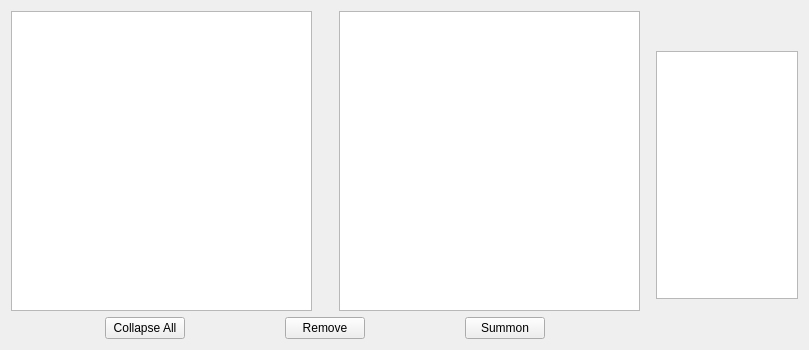
Qt form src/forms/maintab_chars.ui (cbnolok/Leviathan) before a commit.
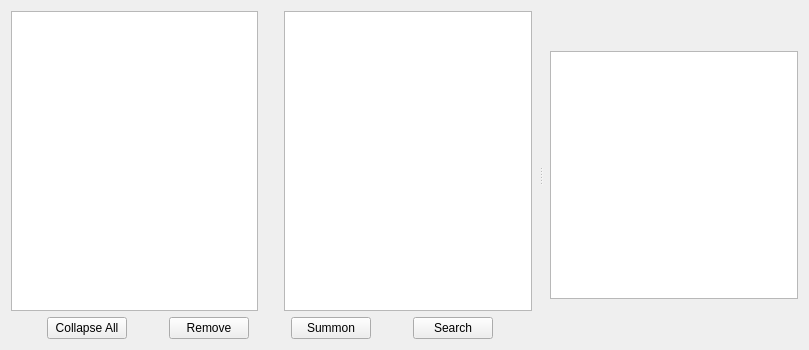
The same form after that commit.

Commit message: Updated version: 0.1.2. Added search function for items and characters. Lots of bugfixes and performance improvements in some situations. Better error logging for art/animation lookup. Enabled automatic deployment.

```diff
--- a/src/forms/maintab_chars.ui
+++ b/src/forms/maintab_chars.ui
@@ -13,88 +13,22 @@
   <property name="windowTitle">
    <string>Form</string>
   </property>
-  <layout class="QVBoxLayout" name="verticalLayout_2">
+  <layout class="QHBoxLayout" name="horizontalLayout_2">
    <item>
-    <layout class="QGridLayout" name="gridLayout" columnstretch="20,1,4">
-     <item row="0" column="2">
-      <layout class="QVBoxLayout" name="verticalLayout_img">
+    <layout class="QHBoxLayout" name="horizontalLayout">
        <item>
-        <spacer name="verticalSpacer">
-         <property name="orientation">
-          <enum>Qt::Vertical</enum>
-         </property>
-         <property name="sizeType">
-          <enum>QSizePolicy::Minimum</enum>
-         </property>
-         <property name="sizeHint" stdset="0">
-          <size>
-           <width>20</width>
-           <height>40</height>
-          </size>
-         </property>
-        </spacer>
-       </item>
-       <item>
-        <widget class="QGraphicsView" name="graphicsView">
+      <widget class="QSplitter" name="splitter_img_lists">
          <property name="sizePolicy">
-          <sizepolicy hsizetype="Expanding" vsizetype="Expanding">
+        <sizepolicy hsizetype="Expanding" vsizetype="Minimum">
            <horstretch>0</horstretch>
            <verstretch>0</verstretch>
           </sizepolicy>
          </property>
-         <property name="minimumSize">
-          <size>
-           <width>142</width>
-           <height>128</height>
-          </size>
-         </property>
-         <property name="acceptDrops">
-          <bool>false</bool>
-         </property>
-         <property name="interactive">
-          <bool>false</bool>
-         </property>
-         <property name="resizeAnchor">
-          <enum>QGraphicsView::AnchorUnderMouse</enum>
-         </property>
-        </widget>
-       </item>
-       <item>
-        <spacer name="verticalSpacer_2">
          <property name="orientation">
-          <enum>Qt::Vertical</enum>
-         </property>
-         <property name="sizeType">
-          <enum>QSizePolicy::Minimum</enum>
-         </property>
-         <property name="sizeHint" stdset="0">
-          <size>
-           <width>20</width>
-           <height>40</height>
-          </size>
-         </property>
-        </spacer>
-       </item>
-      </layout>
-     </item>
-     <item row="0" column="0">
-      <layout class="QGridLayout" name="gridLayout_lists">
-       <item row="0" column="0">
-        <widget class="QTreeView" name="treeView_organizer">
-         <property name="editTriggers">
-          <set>QAbstractItemView::NoEditTriggers</set>
-         </property>
-         <attribute name="headerVisible">
-          <bool>false</bool>
-         </attribute>
-         <attribute name="headerDefaultSectionSize">
-          <number>18</number>
-         </attribute>
-         <attribute name="headerMinimumSectionSize">
-          <number>18</number>
-         </attribute>
-        </widget>
-       </item>
+        <enum>Qt::Horizontal</enum>
+       </property>
+       <widget class="QWidget" name="layoutWidget">
+        <layout class="QGridLayout" name="gridLayout_lists" rowstretch="0,0" columnstretch="0,0,0,0">
        <item row="0" column="1">
         <spacer name="horizontalSpacer_lists">
          <property name="orientation">
@@ -105,28 +39,12 @@
          </property>
          <property name="sizeHint" stdset="0">
           <size>
-           <width>15</width>
+             <width>14</width>
            <height>20</height>
           </size>
          </property>
         </spacer>
        </item>
-       <item row="0" column="2">
-        <widget class="QTreeView" name="treeView_objList">
-         <property name="editTriggers">
-          <set>QAbstractItemView::NoEditTriggers</set>
-         </property>
-         <property name="showDropIndicator" stdset="0">
-          <bool>false</bool>
-         </property>
-         <property name="selectionMode">
-          <enum>QAbstractItemView::SingleSelection</enum>
-         </property>
-         <property name="selectionBehavior">
-          <enum>QAbstractItemView::SelectRows</enum>
-         </property>
-        </widget>
-       </item>
        <item row="1" column="0" colspan="3">
         <layout class="QHBoxLayout" name="horizontalLayout2_buttons">
          <item>
@@ -168,11 +86,60 @@
            </property>
           </widget>
          </item>
-        </layout>
+           <item>
+            <widget class="QPushButton" name="pushButton_search">
+             <property name="sizePolicy">
+              <sizepolicy hsizetype="Fixed" vsizetype="Fixed">
+               <horstretch>0</horstretch>
+               <verstretch>0</verstretch>
+              </sizepolicy>
+             </property>
+             <property name="text">
+              <string>Search</string>
+             </property>
+            </widget>
        </item>
       </layout>
      </item>
-     <item row="0" column="1">
+         <item row="0" column="2">
+          <widget class="QTreeView" name="treeView_objList">
+           <property name="editTriggers">
+            <set>QAbstractItemView::NoEditTriggers</set>
+           </property>
+           <property name="showDropIndicator" stdset="0">
+            <bool>false</bool>
+           </property>
+           <property name="selectionMode">
+            <enum>QAbstractItemView::SingleSelection</enum>
+           </property>
+           <property name="selectionBehavior">
+            <enum>QAbstractItemView::SelectRows</enum>
+           </property>
+           <property name="sortingEnabled">
+            <bool>true</bool>
+           </property>
+           <attribute name="headerShowSortIndicator" stdset="0">
+            <bool>true</bool>
+           </attribute>
+          </widget>
+         </item>
+         <item row="0" column="0">
+          <widget class="QTreeView" name="treeView_organizer">
+           <property name="editTriggers">
+            <set>QAbstractItemView::NoEditTriggers</set>
+           </property>
+           <attribute name="headerVisible">
+            <bool>false</bool>
+           </attribute>
+           <attribute name="headerDefaultSectionSize">
+            <number>18</number>
+           </attribute>
+           <attribute name="headerMinimumSectionSize">
+            <number>18</number>
+           </attribute>
+          </widget>
+         </item>
+         <item row="0" column="3">
       <spacer name="horizontalSpacer">
        <property name="orientation">
         <enum>Qt::Horizontal</enum>
@@ -182,11 +149,95 @@
        </property>
        <property name="sizeHint" stdset="0">
         <size>
-         <width>10</width>
+             <width>7</width>
          <height>20</height>
         </size>
        </property>
       </spacer>
+         </item>
+        </layout>
+       </widget>
+       <widget class="QWidget" name="layoutWidget">
+        <layout class="QGridLayout" name="gridLayout_image">
+         <property name="rightMargin">
+          <number>0</number>
+         </property>
+         <item row="0" column="1">
+          <spacer name="verticalSpacer">
+           <property name="orientation">
+            <enum>Qt::Vertical</enum>
+           </property>
+           <property name="sizeType">
+            <enum>QSizePolicy::Minimum</enum>
+           </property>
+           <property name="sizeHint" stdset="0">
+            <size>
+             <width>20</width>
+             <height>40</height>
+            </size>
+           </property>
+          </spacer>
+         </item>
+         <item row="2" column="1">
+          <spacer name="verticalSpacer_2">
+           <property name="orientation">
+            <enum>Qt::Vertical</enum>
+           </property>
+           <property name="sizeType">
+            <enum>QSizePolicy::Minimum</enum>
+           </property>
+           <property name="sizeHint" stdset="0">
+            <size>
+             <width>20</width>
+             <height>40</height>
+            </size>
+           </property>
+          </spacer>
+         </item>
+         <item row="1" column="1">
+          <widget class="QGraphicsView" name="graphicsView">
+           <property name="sizePolicy">
+            <sizepolicy hsizetype="Expanding" vsizetype="Expanding">
+             <horstretch>0</horstretch>
+             <verstretch>0</verstretch>
+            </sizepolicy>
+           </property>
+           <property name="minimumSize">
+            <size>
+             <width>142</width>
+             <height>128</height>
+            </size>
+           </property>
+           <property name="acceptDrops">
+            <bool>false</bool>
+           </property>
+           <property name="interactive">
+            <bool>false</bool>
+           </property>
+           <property name="resizeAnchor">
+            <enum>QGraphicsView::AnchorUnderMouse</enum>
+           </property>
+          </widget>
+         </item>
+         <item row="1" column="0">
+          <spacer name="horizontalSpacer_2">
+           <property name="orientation">
+            <enum>Qt::Horizontal</enum>
+           </property>
+           <property name="sizeType">
+            <enum>QSizePolicy::Fixed</enum>
+           </property>
+           <property name="sizeHint" stdset="0">
+            <size>
+             <width>7</width>
+             <height>20</height>
+            </size>
+           </property>
+          </spacer>
+         </item>
+        </layout>
+       </widget>
+      </widget>
      </item>
     </layout>
    </item>
```
Lines whose indentation alone changed are shown as unchanged. The commit also changes 36 other files.
